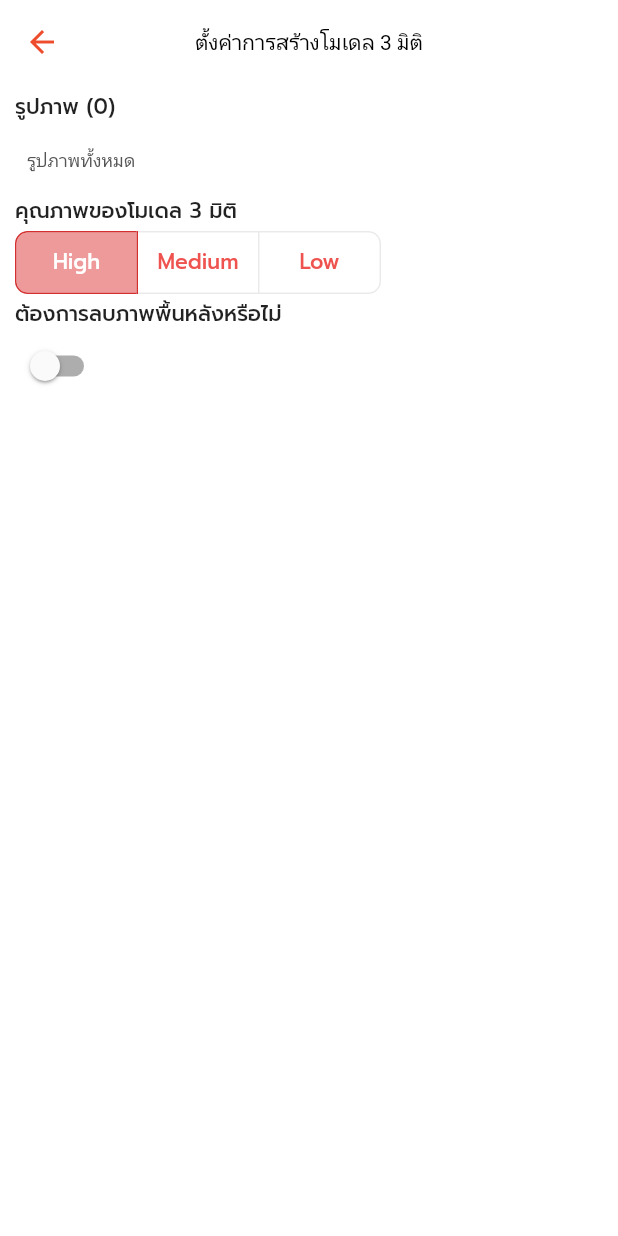
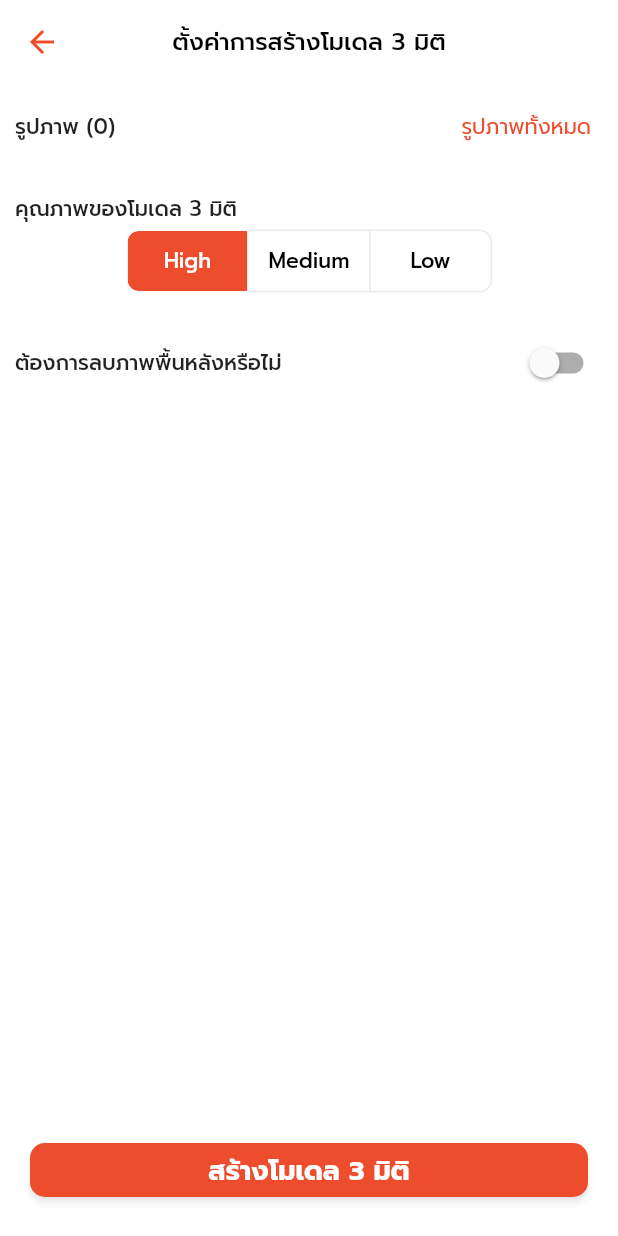
Before and after one commit to 3D-Generation-Project-Kmitl/3d-mobile-flutter, a Flutter app: the ReconstructionConfigScreen screen opened directly, on a phone screen of 412 x 824 dp. Run offline on Flutter 3.47's test engine with Material 2 defaults, Android fonts, the phone set to English and light mode, and no system bars; our stand-ins replace bloc, camera, cookie_jar, dio, dio_cookie_manager, flutter_bloc and 1 more; missing offline and left inert: babylonjs_viewer.

Commit message:
change text color and layout in config page

```diff
--- a/lib/presentation/screens/reconstruction/image_gallery_screen.dart
+++ b/lib/presentation/screens/reconstruction/image_gallery_screen.dart
@@ -14,9 +14,7 @@ class ImageGalleryScreen extends StatelessWidget {
   Widget build(BuildContext context) {
     return Scaffold(
         appBar: AppBar(
-            title: DefaultTextStyle(
-                style: const TextStyle(color: Colors.black, fontSize: 14),
-                child: Text('${imageFiles.length.toString()} รูป')),
+            title: Text('${imageFiles.length.toString()} รูป',style: Theme.of(context).textTheme.headline4),
             leading: BackButton(
               onPressed: () => {
                 Navigator.of(context).push(
--- a/lib/presentation/screens/reconstruction/reconstruction_config_screen.dart
+++ b/lib/presentation/screens/reconstruction/reconstruction_config_screen.dart
@@ -1,8 +1,10 @@
 import 'package:camera/camera.dart';
 import 'package:flutter/material.dart';
 import 'dart:io';
-
+import 'package:marketplace/constants/colors.dart';
+import '../../../configs/size_config.dart';
 import 'image_gallery_screen.dart';
+import 'package:marketplace/routes/screens_routes.dart';
 
 enum ModelQuality { HIGH, MEDIUM, LOW }
 
@@ -29,9 +31,8 @@ class _ReconstructionConfigScreenState
     "removeBackground": false,
     "quality": ModelQuality.LOW
   };
-  final List<bool> _selectedFruits = <bool>[true, false, false];
-  final List<bool> _selectedVegetables = <bool>[false, true, false];
-  final List<bool> _selectedWeather = <bool>[false, false, true];
+  final List<bool> _selectModelQuality = <bool>[true, false, false];
+
   bool vertical = false;
   @override
   void initState() {
@@ -48,9 +49,22 @@ class _ReconstructionConfigScreenState
     // TODO: implement build
     return Scaffold(
         appBar: AppBar(
-          title: DefaultTextStyle(
-              style: const TextStyle(color: Colors.black, fontSize: 14),
-              child: Text('ตั้งค่าการสร้างโมเดล 3 มิติ')),
+          title: Text("ตั้งค่าการสร้างโมเดล 3 มิติ",
+              style: Theme.of(context).textTheme.headline4),
+        ),
+        bottomNavigationBar: Padding(
+        padding: const EdgeInsets.all(20.0),
+        child: SizedBox(
+          height: getProportionateScreenHeight(50),
+          child: ElevatedButton(
+            onPressed: () {
+              Navigator.pushNamed(context, gen3DRoute);
+            },
+            child: const Text(
+              "สร้างโมเดล 3 มิติ",
+            ),
+          ),
+        ),
       ),
         body: SafeArea(
           child: Padding(
@@ -59,11 +73,13 @@ class _ReconstructionConfigScreenState
               mainAxisAlignment: MainAxisAlignment.start,
               crossAxisAlignment: CrossAxisAlignment.start,
               children: [
+                Column(
+                  children: [
+                    Row(
+                      mainAxisAlignment: MainAxisAlignment.spaceBetween,
+                      children: [
                         Text("รูปภาพ (${imageFiles!.length})"),
                         TextButton(
-            style: TextButton.styleFrom(
-              textStyle: const TextStyle(color: Colors.red,fontSize: 12),
-            ),
                           onPressed: () {
                             Navigator.of(context).push(
                               MaterialPageRoute(
@@ -73,31 +89,50 @@ class _ReconstructionConfigScreenState
                               ),
                             );
                           },
-            child: const Text('รูปภาพทั้งหมด'),
+                          child: Text('รูปภาพทั้งหมด',
+                              style: Theme.of(context)
+                                  .textTheme
+                                  .subtitle1!
+                                  .copyWith(color: primaryColor)),
+                        ),
+                      ],
+                    ),
+                  ],
+                ),
+                const SizedBox(
+                  height: 20,
                 ),
                 Text("คุณภาพของโมเดล 3 มิติ"),
-                ToggleButtons(
+                Center(
+                  child: ToggleButtons(
                     direction: vertical ? Axis.vertical : Axis.horizontal,
                     onPressed: (int index) {
                       setState(() {
                         // The button that is tapped is set to true, and the others to false.
-                      for (int i = 0; i < _selectedFruits.length; i++) {
-                        _selectedFruits[i] = i == index;
+                        for (int i = 0; i < _selectModelQuality.length; i++) {
+                          _selectModelQuality[i] = i == index;
                         }
                       });
                     },
                     borderRadius: const BorderRadius.all(Radius.circular(8)),
-                  selectedBorderColor: Colors.red[700],
+                    selectedBorderColor: Colors.white,
                     selectedColor: Colors.white,
-                  fillColor: Colors.red[200],
-                  color: Colors.red[400],
+                    fillColor: primaryLight,
+                    color: Colors.black,
                     constraints: const BoxConstraints(
                       minHeight: 40.0,
                       minWidth: 80.0,
                     ),
-                  isSelected: _selectedFruits,
+                    isSelected: _selectModelQuality,
                     children: modelQuality,
                   ),
+                ),
+                const SizedBox(
+                  height: 20,
+                ),
+                Row(
+                  mainAxisAlignment: MainAxisAlignment.spaceBetween,
+                  children: [
                     Text("ต้องการลบภาพพื้นหลังหรือไม่"),
                     Switch(
                       value: configs["removeBackground"],
@@ -107,9 +142,11 @@ class _ReconstructionConfigScreenState
                           print(configs["removeBackground"]);
                         });
                       },
-            activeTrackColor: Colors.lightGreenAccent,
-            activeColor: Colors.green,
-          )
+                      activeTrackColor: primaryColor,
+                      activeColor: primaryLight,
+                    ),
+                  ],
+                ),
               ],
             ),
           ),
```
Also changed, not shown: lib/presentation/screens/reconstruction/image_viewer_screen.dart (+11 -8 lines). Lines whose indentation alone changed are shown as unchanged.
